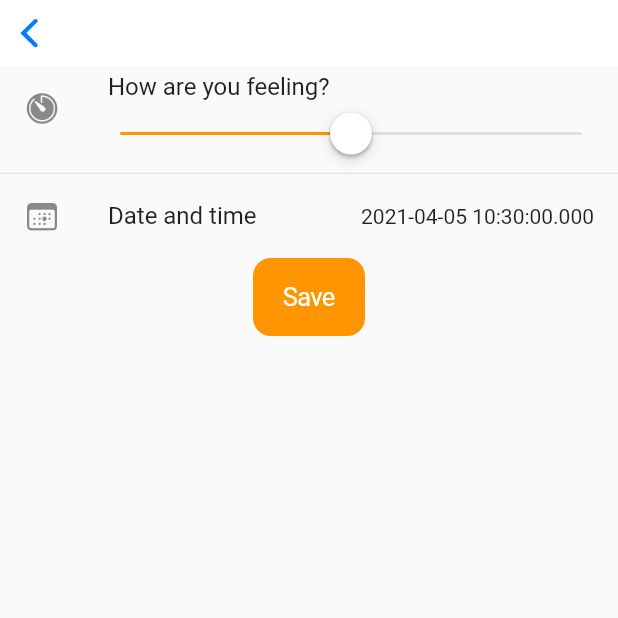
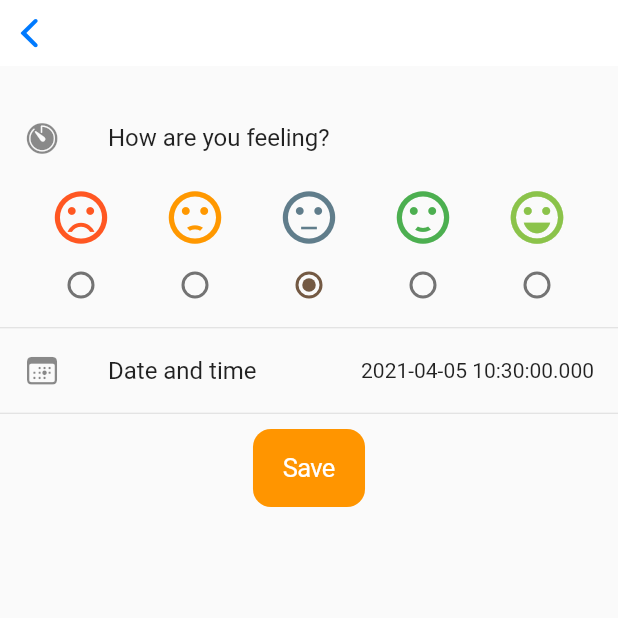
Before and after one commit to ThomasMol/BizzFitFrontEndApp, a Flutter app: the CreateMentalState screen opened directly, on a phone screen of 412 x 824 dp, the top half of it. Run offline on Flutter 3.47's test engine with Material 2 defaults, Android fonts, the phone set to English and light mode, and no system bars; our stand-ins replace flash, flutter_secure_storage; accounts and stored records are empty; network calls fail.

```diff
--- a/lib/activities/create_mental_state_page.dart
+++ b/lib/activities/create_mental_state_page.dart
@@ -16,6 +16,16 @@ class _CreateMentalStateState extends State<CreateMentalState> {
 
   bool _isLoading = false;
 
+  List<int> moods = [0, 1, 2, 3, 4];
+  int _moodValue = 2;
+  List<Icon> moodIcons = [
+    Icon(Icons.sentiment_very_dissatisfied, color: Colors.deepOrange, size: 42),
+    Icon(Icons.sentiment_dissatisfied, color: Colors.orange, size: 42),
+    Icon(Icons.sentiment_neutral, color: Colors.blueGrey, size: 42),
+    Icon(Icons.sentiment_satisfied, color: Colors.green, size: 42),
+    Icon(Icons.sentiment_very_satisfied, color: Colors.lightGreen, size: 42)
+  ];
+
   @override
   Widget build(BuildContext context) {
     return CupertinoPageScaffold(
@@ -25,19 +35,21 @@ class _CreateMentalStateState extends State<CreateMentalState> {
                 child: Form(
                     child: Column(
           children: [
+            SizedBox(
+              height: 20,
+            ),
             ListTile(
-                leading: const Icon(CupertinoIcons.timer_fill),
-                title: Text('How are you feeling?'),
-                subtitle: CupertinoSlider(
-                    min: 1,
-                    max: 5,
-                    divisions: 5,
-                    value: _cupertinoSliderValue.toDouble(),
-                    onChanged: (double newValue) {
-                      setState(() {
-                        _cupertinoSliderValue = newValue.round();
-                      });
-                    })),
+              leading: const Icon(CupertinoIcons.timer_fill),
+              title: Text('How are you feeling?'),
+            ),
+            ListTile(
+                title: Row(children: [
+              radioMoodOption(0),
+              radioMoodOption(1),
+              radioMoodOption(2),
+              radioMoodOption(3),
+              radioMoodOption(4),
+            ])),
             const Divider(
               height: 1.0,
             ),
@@ -47,16 +59,39 @@ class _CreateMentalStateState extends State<CreateMentalState> {
               trailing: Text(_datePickerValue.toString()),
               onTap: () => _showDatePicker(context),
             ),
+            const Divider(
+              height: 1.0,
+            ),
+            SizedBox(
+              height: 10,
+            ),
             _isLoading
                 ? CupertinoActivityIndicator()
                 : CupertinoButton.filled(
                     child: Text('Save'),
                     onPressed: () {
-                       _saveMentalState();
+                      _saveMentalState();
                     },
                   ),
           ],
         )))));
+  }
+
+  Widget radioMoodOption(int index) {
+    return Expanded(
+        child: Column(
+      children: [
+        moodIcons[index],
+        Radio(
+            value: index,
+            groupValue: _moodValue,
+            onChanged: (val) {
+              setState(() {
+                _moodValue = val;
+              });
+            })
+      ],
+    ));
   }
 
   void _showDatePicker(BuildContext context) {
@@ -83,7 +118,7 @@ class _CreateMentalStateState extends State<CreateMentalState> {
 
     var data = {
       'date_time': _datePickerValue.toIso8601String(),
-      'state': _cupertinoSliderValue
+      'state': _moodValue
     };
     var response = await CallApi().postRequest(data, '/mentalstates/');
     if (response['status'] == 'Success') {
```
Also changed, not shown: lib/tabs/activity_tab.dart (+8 -1 lines), lib/tabs/insights_tab.dart (+17 -12 lines), 3 other files.
